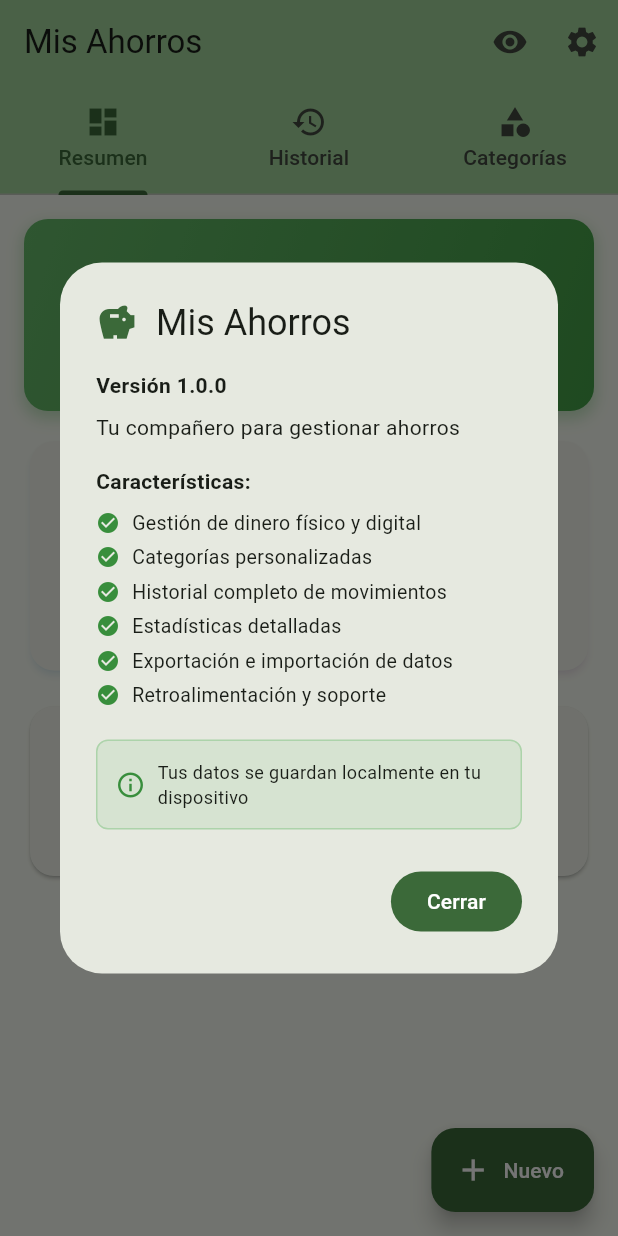
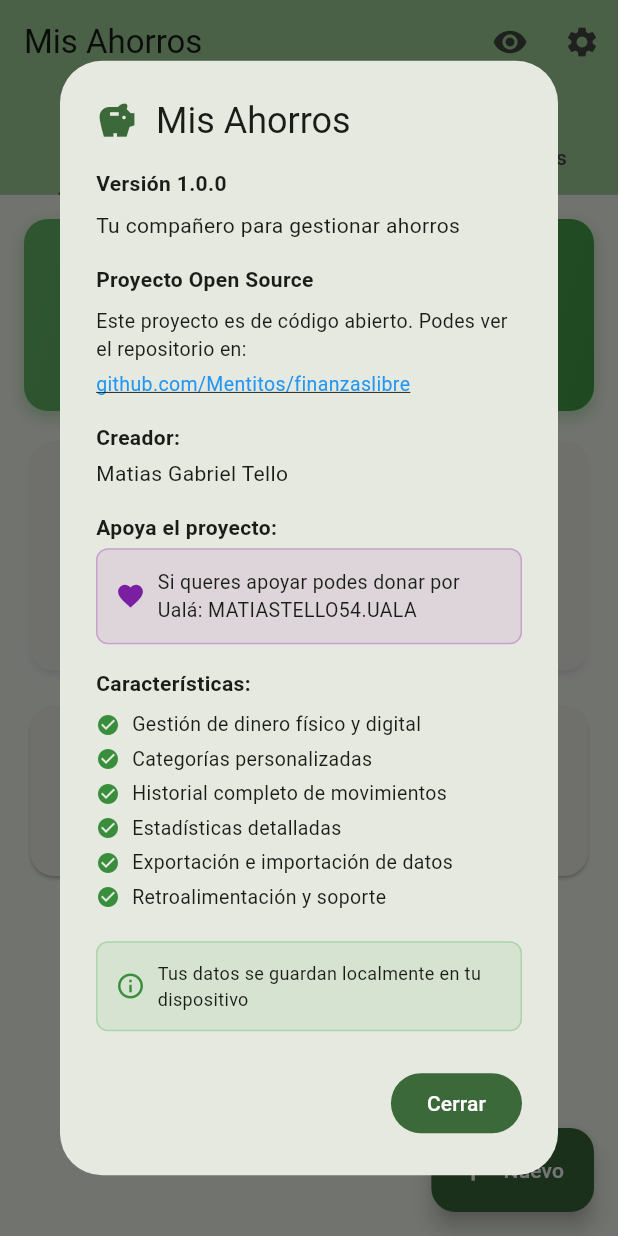
Before and after one commit to Mentitos/finanzaslibre, a Flutter app: the SettingsMenu widget shown alone on an empty page, opened directly with empty values, scrolled down 94 dp, after a tap on "Acerca de", on a phone screen of 412 x 824 dp. Run offline on Flutter 3.47's test engine with Material 3 defaults, Android fonts, the phone set to English and light mode, and no system bars; our stand-ins replace shared_preferences; accounts and stored records are empty.

Commit message:
Soporte de Uala

```diff
--- a/finanzas/lib/screens/settings/settings_menu.dart
+++ b/finanzas/lib/screens/settings/settings_menu.dart
@@ -4,6 +4,7 @@ import '../../constants/app_constants.dart';
 import 'security_section.dart';
 import '../dialogs/export_import_dialogs.dart';
 import '../dialogs/confirmation_dialogs.dart';
+import 'package:url_launcher/url_launcher.dart';
 
 class SettingsMenu extends StatelessWidget {
   final SavingsDataManager dataManager;
@@ -196,7 +197,8 @@ class SettingsMenu extends StatelessWidget {
           const Text(AppConstants.appName),
         ],
       ),
-        content: Column(
+      content: SingleChildScrollView(
+        child: Column(
           mainAxisSize: MainAxisSize.min,
           crossAxisAlignment: CrossAxisAlignment.start,
           children: [
@@ -207,6 +209,76 @@ class SettingsMenu extends StatelessWidget {
             const SizedBox(height: 8),
             const Text(AppConstants.appDescription),
             const SizedBox(height: 16),
+
+            // ---- NUEVA SECCION OPEN SOURCE ----
+            const Text(
+              'Proyecto Open Source',
+              style: TextStyle(fontWeight: FontWeight.bold),
+            ),
+            const SizedBox(height: 8),
+            const Text(
+              'Este proyecto es de código abierto. Podes ver el repositorio en:',
+              style: TextStyle(fontSize: 13),
+            ),
+            const SizedBox(height: 4),
+            InkWell(
+              onTap: () {
+                // abre el link al repo
+                // necesitas agregar url_launcher en pubspec.yaml
+                // url_launcher: ^6.3.0 (o la ultima version)
+                launchUrl(Uri.parse('https://github.com/Mentitos/finanzaslibre'));
+              },
+              child: const Text(
+                'github.com/Mentitos/finanzaslibre',
+                style: TextStyle(
+                  fontSize: 13,
+                  color: Colors.blue,
+                  decoration: TextDecoration.underline,
+                ),
+              ),
+            ),
+            const SizedBox(height: 16),
+
+            // ---- CREATOR ----
+            const Text(
+              'Creador:',
+              style: TextStyle(fontWeight: FontWeight.bold),
+            ),
+            const SizedBox(height: 4),
+            const Text('Matias Gabriel Tello'),
+
+            const SizedBox(height: 16),
+
+            // ---- DONACIONES ----
+            const Text(
+              'Apoya el proyecto:',
+              style: TextStyle(fontWeight: FontWeight.bold),
+            ),
+            const SizedBox(height: 4),
+            Container(
+              padding: const EdgeInsets.all(12),
+              decoration: BoxDecoration(
+                color: Colors.purple.withOpacity(0.1),
+                borderRadius: BorderRadius.circular(8),
+                border: Border.all(color: Colors.purple.withOpacity(0.3)),
+              ),
+              child: Row(
+                children: [
+                  Icon(Icons.favorite, color: Colors.purple[700], size: 20),
+                  const SizedBox(width: 8),
+                  const Expanded(
+                    child: Text(
+                      'Si queres apoyar podes donar por Ualá: MATIASTELLO54.UALA',
+                      style: TextStyle(fontSize: 13),
+                    ),
+                  ),
+                ],
+              ),
+            ),
+
+            const SizedBox(height: 16),
+
+            // ---- CARACTERISTICAS ORIGINALES ----
             const Text(
               'Características:',
               style: TextStyle(fontWeight: FontWeight.bold),
@@ -218,6 +290,7 @@ class SettingsMenu extends StatelessWidget {
             _buildFeatureItem('Estadísticas detalladas'),
             _buildFeatureItem('Exportación e importación de datos'),
             _buildFeatureItem('Retroalimentación y soporte'),
+
             const SizedBox(height: 16),
             Container(
               padding: const EdgeInsets.all(12),
@@ -241,6 +314,7 @@ class SettingsMenu extends StatelessWidget {
             ),
           ],
         ),
+      ),
       actions: [
         FilledButton(
           onPressed: () => Navigator.pop(context),
@@ -250,6 +324,7 @@ class SettingsMenu extends StatelessWidget {
     ),
   );
 }
+
 
   Widget _buildFeatureItem(String text) {
     return Padding(
--- a/finanzas/lib/screens/tabs/history_tab.dart
+++ b/finanzas/lib/screens/tabs/history_tab.dart
@@ -126,7 +126,7 @@ class HistoryTab extends StatelessWidget {
       items: [
         const DropdownMenuItem(
           value: 'all',
-          child: Text('Todas las categorías'),
+          child: Text('Categorías'),
         ),
         ...categories.map((category) => DropdownMenuItem(
               value: category,
--- a/finanzas/pubspec.yaml
+++ b/finanzas/pubspec.yaml
@@ -35,7 +35,7 @@ dependencies:
   # The following adds the Cupertino Icons font to your application.
   # Use with the CupertinoIcons class for iOS style icons.
   cupertino_icons: ^1.0.8
-
+  url_launcher: ^6.3.0
   intl: ^0.18.1
 dev_dependencies:
   flutter_test:
```
Also changed, not shown: finanzas/pubspec.lock, 5 other files. Lines whose indentation alone changed are shown as unchanged.
